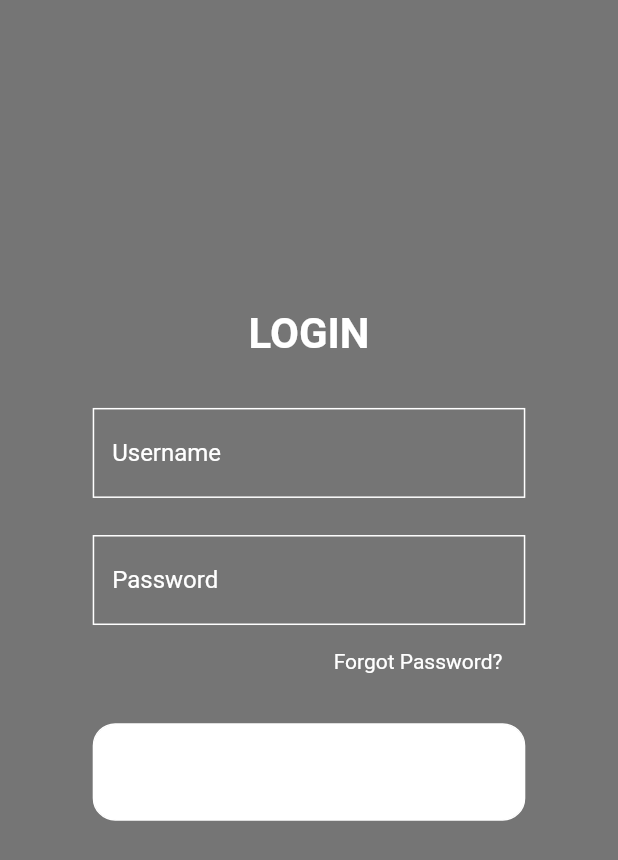
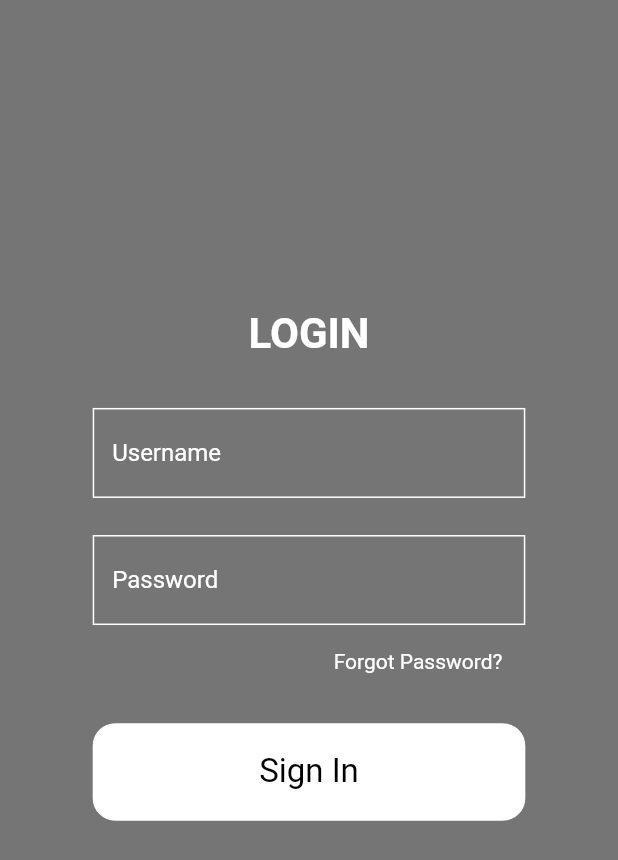
Before and after one commit to Fredd08/GIT-News-App, a Flutter app: the screen it shows after launch, after a tap on "Skip", on a phone screen of 412 x 824 dp. Shown: the top 860 px of the screen. Run offline on Flutter 3.47's test engine with Material 2 defaults, Android fonts, the phone set to English and light mode, and no system bars.

Commit message:
loginpage-working page

```diff
--- a/lib/Login/login.dart
+++ b/lib/Login/login.dart
@@ -9,6 +9,9 @@ class Login extends StatefulWidget {
 
 class _LoginState extends State<Login> {
   bool pas=false;
+  void passe(){
+    pas=!pas;
+  }
 
   @override
   Widget build(BuildContext context) {
@@ -16,7 +19,8 @@ class _LoginState extends State<Login> {
     var w = MediaQuery.of(context).size.width;
     return Scaffold(
       backgroundColor: Colors.black54,
-      body: Column(
+      body: SingleChildScrollView(
+        child: Column(
 
           children: [
             SizedBox(
@@ -42,6 +46,7 @@ class _LoginState extends State<Login> {
               height: 60,
               width: w*0.7,
               child: TextFormField(
+                style: TextStyle(color: Colors.white),
                 decoration:
                 InputDecoration(
                   hintText: "Username",
@@ -62,7 +67,9 @@ class _LoginState extends State<Login> {
               height: 60,
               width: w*0.7,
               child: TextFormField(
+                style: TextStyle(color: Colors.white),
                 obscureText: pas,
+                onTap: passe,
                 decoration:
                 InputDecoration(
                   hintText: "Password",
@@ -93,8 +100,10 @@ class _LoginState extends State<Login> {
               ),
               height: 65,
               width: w*0.7,
-          )
+              child: Center(child: Text("Sign In",style: TextStyle(color: Colors.black,fontSize: 22),)),
+            ),
           ],
+        ),
       ),
     );
   }
```
Lines whose indentation alone changed are shown as unchanged.
